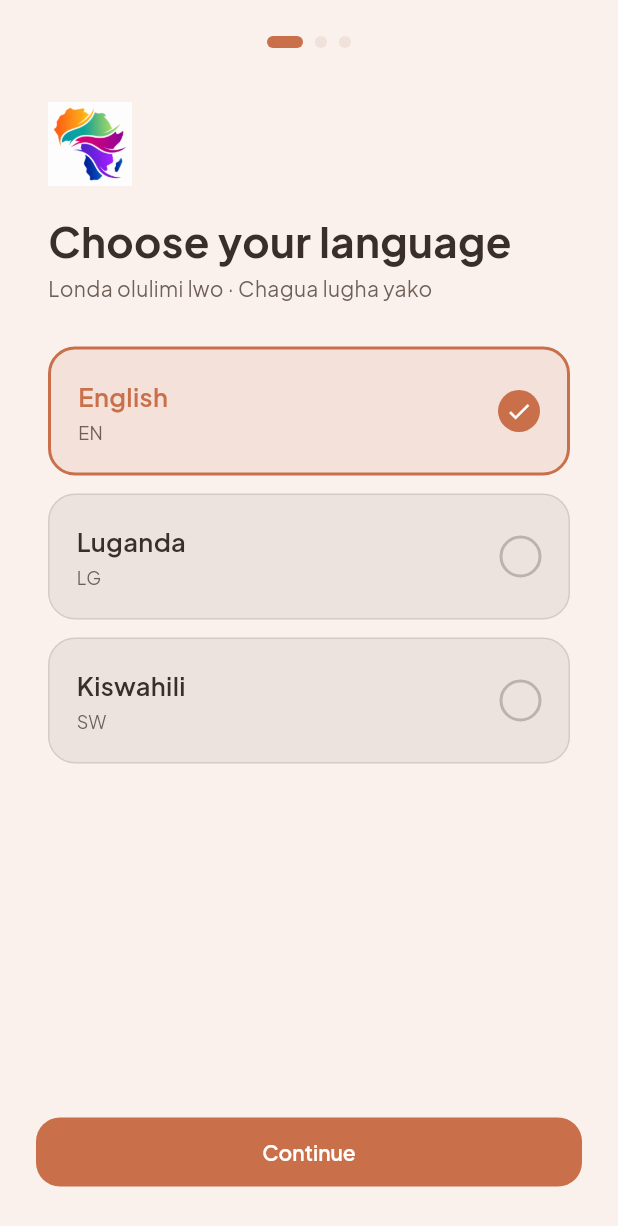
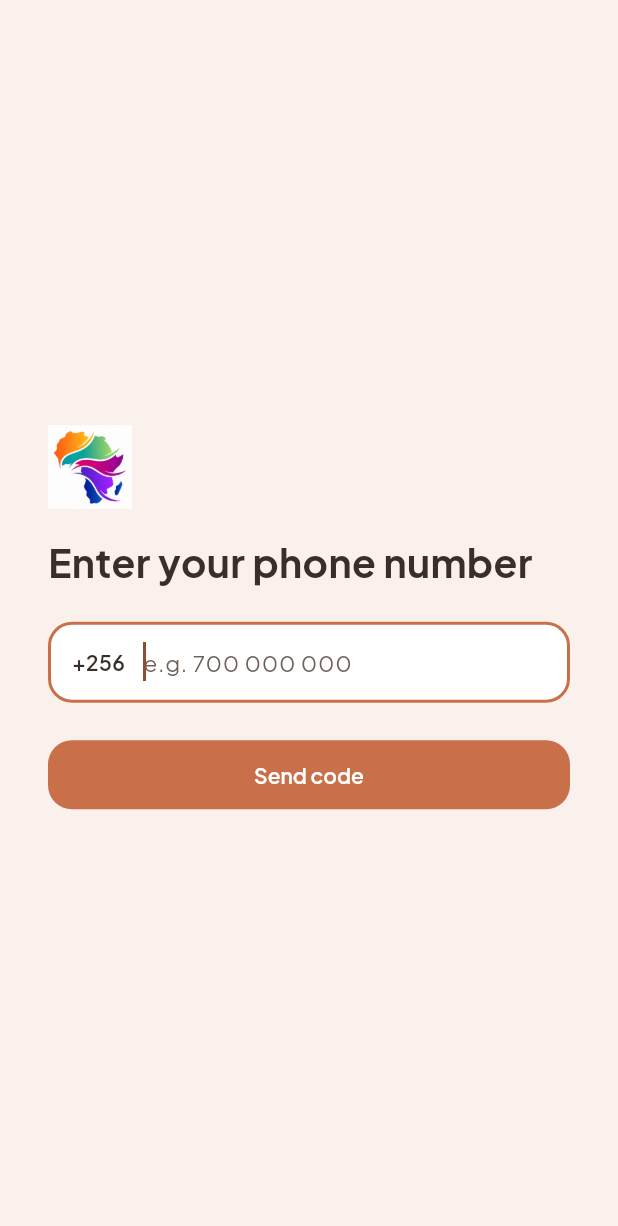
Before and after one commit to EccentricIvan/OTIC-CONNECT, a Flutter app: the screen it shows after launch, on a phone screen of 412 x 824 dp. Shown: the top 1226 px of the screen. Run offline on Flutter 3.47's test engine with Material 3 defaults, Android fonts, the phone set to English and light mode, and no system bars; our stand-ins replace cloud_firestore, drift, drift_flutter, file_picker, firebase_auth, firebase_core and 3 more; accounts and stored records are empty; generated files the repository leaves out were written again.

Commit message:
Add Firebase shared backend: phone/OTP auth + cross-device profile
Adds the shared-backend foundation so Marketplace/Mentorship/Jobs/Community
can eventually be genuinely multi-user instead of per-device-isolated.
Firestore (europe-west1) is the cross-device source of truth for the user
profile; Drift stays as the fast/offline local cache, linked via a new
firebaseUid column. Router now gates on auth state before onboarding.

Co-Authored-By: Claude Sonnet 5 <noreply@anthropic.com>

```diff
--- a/lib/core/l10n/app_strings.dart
+++ b/lib/core/l10n/app_strings.dart
@@ -405,6 +405,68 @@ class S {
       AppLocale.en: 'Please enter your name',
       AppLocale.lg: 'Nsaba wandiike erinnya lyo',
       AppLocale.sw: 'Tafadhali ingiza jina lako',
+    },
+
+    // ── Auth (phone / OTP) ──
+    'enter_phone_number': {
+      AppLocale.en: 'Enter your phone number',
+      AppLocale.lg: 'Wandiika ennamba yo eya essimu',
+      AppLocale.sw: 'Ingiza nambari yako ya simu',
+    },
+    'phone_number_hint': {
+      AppLocale.en: 'e.g. 700 000 000',
+      AppLocale.lg: 'okugeza 700 000 000',
+      AppLocale.sw: 'mf. 700 000 000',
+    },
+    'send_code': {
+      AppLocale.en: 'Send code',
+      AppLocale.lg: 'Sindika koodi',
+      AppLocale.sw: 'Tuma msimbo',
+    },
+    'enter_otp_code': {
+      AppLocale.en: 'Enter the code we sent you',
+      AppLocale.lg: 'Wandiika koodi gye tukusindikidde',
+      AppLocale.sw: 'Ingiza msimbo tuliokutumia',
+    },
+    'otp_code_hint': {
+      AppLocale.en: '6-digit code',
+      AppLocale.lg: 'Koodi ey\'ennamba 6',
+      AppLocale.sw: 'Msimbo wa tarakimu 6',
+    },
+    'verify_code': {
+      AppLocale.en: 'Verify code',
+      AppLocale.lg: 'Kakasa koodi',
+      AppLocale.sw: 'Thibitisha msimbo',
+    },
+    'resend_code': {
+      AppLocale.en: 'Resend code',
+      AppLocale.lg: 'Ddamu osindike koodi',
+      AppLocale.sw: 'Tuma tena msimbo',
+    },
+    'invalid_phone_number': {
+      AppLocale.en: 'Please enter a valid phone number',
+      AppLocale.lg: 'Nsaba wandiike ennamba entuufu eya essimu',
+      AppLocale.sw: 'Tafadhali ingiza nambari sahihi ya simu',
+    },
+    'invalid_otp_code': {
+      AppLocale.en: 'Please enter the code we sent you',
+      AppLocale.lg: 'Nsaba wandiike koodi gye tukusindikidde',
+      AppLocale.sw: 'Tafadhali ingiza msimbo tuliokutumia',
+    },
+    'otp_send_failed': {
+      AppLocale.en: 'Could not send code. Please try again.',
+      AppLocale.lg: 'Tetusobodde kusindika koodi. Ddamu ogezeeko.',
+      AppLocale.sw: 'Imeshindwa kutuma msimbo. Tafadhali jaribu tena.',
+    },
+    'otp_verify_failed': {
+      AppLocale.en: 'That code didn\'t work. Please try again.',
+      AppLocale.lg: 'Koodi eyo teyakoze. Ddamu ogezeeko.',
+      AppLocale.sw: 'Msimbo huo haukufanya kazi. Tafadhali jaribu tena.',
+    },
+    'windows_recaptcha_note': {
+      AppLocale.en: 'On Windows, you may briefly see a verification step before your code is sent.',
+      AppLocale.lg: 'Ku Windows, oyinza okulaba akadde ak\'okukakasa nga koodi tennasindikwa.',
+      AppLocale.sw: 'Kwenye Windows, huenda ukaona hatua fupi ya uthibitisho kabla msimbo haujatumwa.',
     },
 
     // ── Roles ──
--- a/lib/core/router/app_router.dart
+++ b/lib/core/router/app_router.dart
@@ -3,6 +3,9 @@ import 'package:flutter_riverpod/flutter_riverpod.dart';
 import 'package:go_router/go_router.dart';
 
 import '../../features/onboarding/onboarding_screen.dart';
+import '../../features/auth/phone_entry_screen.dart';
+import '../../features/auth/otp_verify_screen.dart';
+import '../../features/auth/providers/auth_providers.dart';
 import '../../features/home/home_screen.dart';
 import '../../features/learn/learn_hub_screen.dart';
 import '../../features/earn/marketplace/marketplace_screen.dart';
@@ -27,11 +30,23 @@ final hasProfileProvider = StateProvider<bool>((ref) {
 });
 
 final appRouterProvider = Provider<GoRouter>((ref) {
+  final isAuthenticated = ref.watch(isAuthenticatedProvider);
   final hasProfile = ref.watch(hasProfileProvider);
+  final initialLocation = !isAuthenticated
+      ? '/auth/phone'
+      : (hasProfile ? '/' : '/onboarding');
   return GoRouter(
     navigatorKey: _rootKey,
-    initialLocation: hasProfile ? '/' : '/onboarding',
+    initialLocation: initialLocation,
     routes: [
+      GoRoute(
+        path: '/auth/phone',
+        builder: (_, __) => const PhoneEntryScreen(),
+      ),
+      GoRoute(
+        path: '/auth/otp',
+        builder: (_, __) => const OtpVerifyScreen(),
+      ),
       GoRoute(
         path: '/onboarding',
         builder: (_, __) => const OnboardingScreen(),
--- a/lib/db/daos/user_dao.dart
+++ b/lib/db/daos/user_dao.dart
@@ -22,6 +22,7 @@ class UserDao extends DatabaseAccessor<AppDatabase> with _$UserDaoMixin {
     required String name,
     String? role,
     String? location,
+    String? firebaseUid,
   }) {
     return into(users).insertOnConflictUpdate(
       UsersCompanion(
@@ -29,6 +30,8 @@ class UserDao extends DatabaseAccessor<AppDatabase> with _$UserDaoMixin {
         name: Value(name),
         role: Value(role),
         location: Value(location),
+        firebaseUid:
+            firebaseUid != null ? Value(firebaseUid) : const Value.absent(),
         updatedAt: Value(DateTime.now()),
       ),
     );
--- a/lib/db/database.dart
+++ b/lib/db/database.dart
@@ -12,7 +12,7 @@ class AppDatabase extends _$AppDatabase {
   AppDatabase() : super(_openConnection());
 
   @override
-  int get schemaVersion => 3;
+  int get schemaVersion => 4;
 
   @override
   MigrationStrategy get migration => MigrationStrategy(
@@ -20,6 +20,7 @@ class AppDatabase extends _$AppDatabase {
         onUpgrade: (m, from, to) async {
           if (from < 2) await m.createTable(marketplaceListings);
           if (from < 3) await m.addColumn(marketplaceListings, marketplaceListings.imagePath);
+          if (from < 4) await m.addColumn(users, users.firebaseUid);
         },
       );
 
--- a/lib/db/tables/users_table.dart
+++ b/lib/db/tables/users_table.dart
@@ -6,6 +6,7 @@ class Users extends Table {
   TextColumn get name => text()();
   TextColumn get role => text().nullable()();
   TextColumn get location => text().nullable()();
+  TextColumn get firebaseUid => text().nullable()();
   DateTimeColumn get createdAt => dateTime().withDefault(currentDateAndTime)();
   DateTimeColumn get updatedAt => dateTime().withDefault(currentDateAndTime)();
 
--- /dev/null
+++ b/lib/features/auth/phone_entry_screen.dart
@@ -0,0 +1,156 @@
+import 'package:flutter/material.dart';
+import 'package:flutter_riverpod/flutter_riverpod.dart';
+import 'package:go_router/go_router.dart';
+import '../../core/theme/app_colors.dart';
+import '../../core/l10n/app_strings.dart';
+import 'providers/auth_providers.dart';
+
+class PhoneEntryScreen extends ConsumerStatefulWidget {
+  const PhoneEntryScreen({super.key});
+
+  @override
+  ConsumerState<PhoneEntryScreen> createState() => _PhoneEntryScreenState();
+}
+
+class _PhoneEntryScreenState extends ConsumerState<PhoneEntryScreen> {
+  final _controller = TextEditingController();
+  bool _sending = false;
+  String? _error;
+
+  String _t(String key) => S.tr(context, ref, key);
+
+  @override
+  void dispose() {
+    _controller.dispose();
+    super.dispose();
+  }
+
+  Future<void> _sendCode() async {
+    final digits = _controller.text.trim().replaceAll(RegExp(r'[^0-9]'), '');
+    if (digits.length < 9) {
+      setState(() => _error = _t('invalid_phone_number'));
+      return;
+    }
+    final local = digits.startsWith('0') ? digits.substring(1) : digits;
+    final phoneNumber = '+256$local';
+
+    setState(() {
+      _sending = true;
+      _error = null;
+    });
+
+    await ref.read(firebaseAuthServiceProvider).verifyPhoneNumber(
+      phoneNumber: phoneNumber,
+      onAutoVerified: (credential) {
+        if (!mounted) return;
+        ref.read(isAuthenticatedProvider.notifier).state = true;
+      },
+      onFailed: (e) {
+        if (!mounted) return;
+        setState(() {
+          _sending = false;
+          _error = e.message ?? _t('otp_send_failed');
+        });
+      },
+      onCodeSent: (verificationId) {
+        ref.read(verificationIdProvider.notifier).state = verificationId;
+        ref.read(pendingPhoneNumberProvider.notifier).state = phoneNumber;
+        if (!mounted) return;
+        setState(() => _sending = false);
+        context.push('/auth/otp');
+      },
+    );
+  }
+
+  @override
+  Widget build(BuildContext context) {
+    return Scaffold(
+      backgroundColor: Colors.transparent,
+      body: Container(
+        decoration: const BoxDecoration(
+          gradient: LinearGradient(
+            begin: Alignment.topCenter,
+            end: Alignment.bottomCenter,
+            colors: [AppColors.bgTop, AppColors.bgBottom],
+          ),
+        ),
+        child: SafeArea(
+          child: Padding(
+            padding: const EdgeInsets.symmetric(horizontal: 32),
+            child: Column(
+              crossAxisAlignment: CrossAxisAlignment.start,
+              mainAxisAlignment: MainAxisAlignment.center,
+              children: [
+                Image.asset(
+                  'assets/branding/app_icon_mark.png',
+                  width: 56,
+                  height: 56,
+                  fit: BoxFit.contain,
+                ),
+                const SizedBox(height: 20),
+                Text(
+                  _t('enter_phone_number'),
+                  style: const TextStyle(
+                    fontSize: 26,
+                    fontWeight: FontWeight.w700,
+                    color: AppColors.textPrimary,
+                    height: 1.2,
+                  ),
+                ),
+                const SizedBox(height: 24),
+                TextField(
+                  controller: _controller,
+                  autofocus: true,
+                  keyboardType: TextInputType.phone,
+                  onSubmitted: (_) => _sendCode(),
+                  decoration: InputDecoration(
+                    hintText: _t('phone_number_hint'),
+                    prefixIcon: const Padding(
+                      padding: EdgeInsets.only(left: 16, right: 8),
+                      child: Center(
+                        widthFactor: 1,
+                        child: Text(
+                          '+256',
+                          style: TextStyle(
+                            fontWeight: FontWeight.w600,
+                            color: AppColors.textPrimary,
+                          ),
+                        ),
+                      ),
+                    ),
+                    prefixIconConstraints:
+                        const BoxConstraints(minWidth: 0, minHeight: 0),
+                  ),
+                ),
+                if (_error != null) ...[
+                  const SizedBox(height: 10),
+                  Text(
+                    _error!,
+                    style: const TextStyle(color: Colors.red, fontSize: 13),
+                  ),
+                ],
+                const SizedBox(height: 24),
+                SizedBox(
+                  width: double.infinity,
+                  child: ElevatedButton(
+                    onPressed: _sending ? null : _sendCode,
+                    child: _sending
+                        ? const SizedBox(
+                            width: 20,
+                            height: 20,
+                            child: CircularProgressIndicator(
+                              strokeWidth: 2,
+                              color: Colors.white,
+                            ),
+                          )
+                        : Text(_t('send_code')),
+                  ),
+                ),
+              ],
+            ),
+          ),
+        ),
+      ),
+    );
+  }
+}
--- /dev/null
+++ b/lib/features/auth/providers/auth_providers.dart
@@ -0,0 +1,14 @@
+import 'package:flutter_riverpod/flutter_riverpod.dart';
+import '../../../services/firebase/firebase_auth_service.dart';
+
+final firebaseAuthServiceProvider = Provider<FirebaseAuthService>((ref) {
+  return FirebaseAuthService();
+});
+
+/// Set synchronously at startup (mirrors `hasProfileProvider`) from
+/// `authStateChanges().first`, awaited before `runApp`.
+final isAuthenticatedProvider = StateProvider<bool>((ref) => false);
+
+/// Stashed between the phone-entry and OTP-verify screens.
+final verificationIdProvider = StateProvider<String?>((ref) => null);
+final pendingPhoneNumberProvider = StateProvider<String?>((ref) => null);
--- a/pubspec.yaml
+++ b/pubspec.yaml
@@ -40,6 +40,9 @@ dependencies:
   # image_picker because it has real Windows desktop support, and this
   # app is actively developed/tested on Windows, not just Android.
   file_picker: ^8.0.0
+  firebase_core: ^4.11.0
+  firebase_auth: ^6.5.4
+  cloud_firestore: ^6.6.0
 
 dev_dependencies:
   flutter_test:
```
Also changed, not shown: lib/features/auth/otp_verify_screen.dart (added, +226 -0 lines), lib/features/onboarding/onboarding_screen.dart (+19 -1 lines), lib/main.dart (+8 -0 lines), lib/services/firebase/firebase_auth_service.dart (added, +41 -0 lines), firebase.json (added), lib/firebase_options.dart (added), pubspec.lock, 9 other files.
